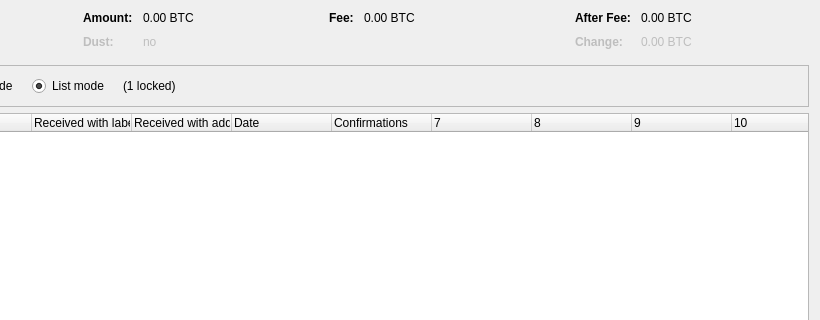
This is src/qt/forms/coincontroldialog.ui in stance-project/stance-core as Qt 5 draws it before an edit; both pictures show x 180 to 1000 and y 0 to 320 of the 1000 by 500 pixel window. The edited form follows.
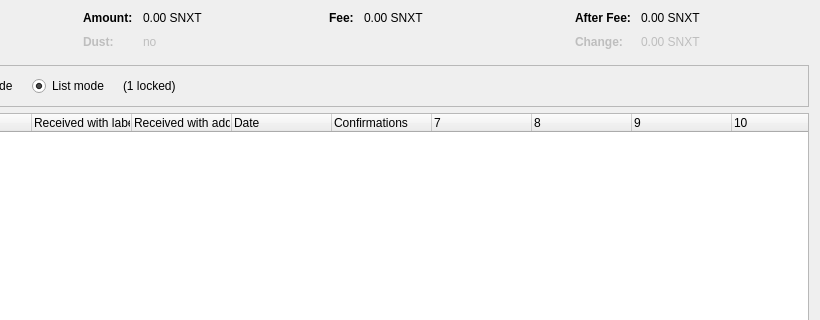
This is the edited form. Custom widgets are drawn as their Qt base class.

What changed in the file:
```diff
--- a/src/qt/forms/coincontroldialog.ui
+++ b/src/qt/forms/coincontroldialog.ui
@@ -132,7 +132,7 @@
           <enum>Qt::ActionsContextMenu</enum>
          </property>
          <property name="text">
-          <string notr="true">0.00 BTC</string>
+          <string notr="true">0.00 SNXT</string>
          </property>
          <property name="textInteractionFlags">
           <set>Qt::LinksAccessibleByMouse|Qt::TextSelectableByKeyboard|Qt::TextSelectableByMouse</set>
@@ -212,7 +212,7 @@
           <enum>Qt::ActionsContextMenu</enum>
          </property>
          <property name="text">
-          <string notr="true">0.00 BTC</string>
+          <string notr="true">0.00 SNXT</string>
          </property>
          <property name="textInteractionFlags">
           <set>Qt::LinksAccessibleByMouse|Qt::TextSelectableByKeyboard|Qt::TextSelectableByMouse</set>
@@ -257,7 +257,7 @@
           <enum>Qt::ActionsContextMenu</enum>
          </property>
          <property name="text">
-          <string notr="true">0.00 BTC</string>
+          <string notr="true">0.00 SNXT</string>
          </property>
          <property name="textInteractionFlags">
           <set>Qt::LinksAccessibleByMouse|Qt::TextSelectableByKeyboard|Qt::TextSelectableByMouse</set>
@@ -292,7 +292,7 @@
           <enum>Qt::ActionsContextMenu</enum>
          </property>
          <property name="text">
-          <string notr="true">0.00 BTC</string>
+          <string notr="true">0.00 SNXT</string>
          </property>
          <property name="textInteractionFlags">
           <set>Qt::LinksAccessibleByMouse|Qt::TextSelectableByKeyboard|Qt::TextSelectableByMouse</set>
```
